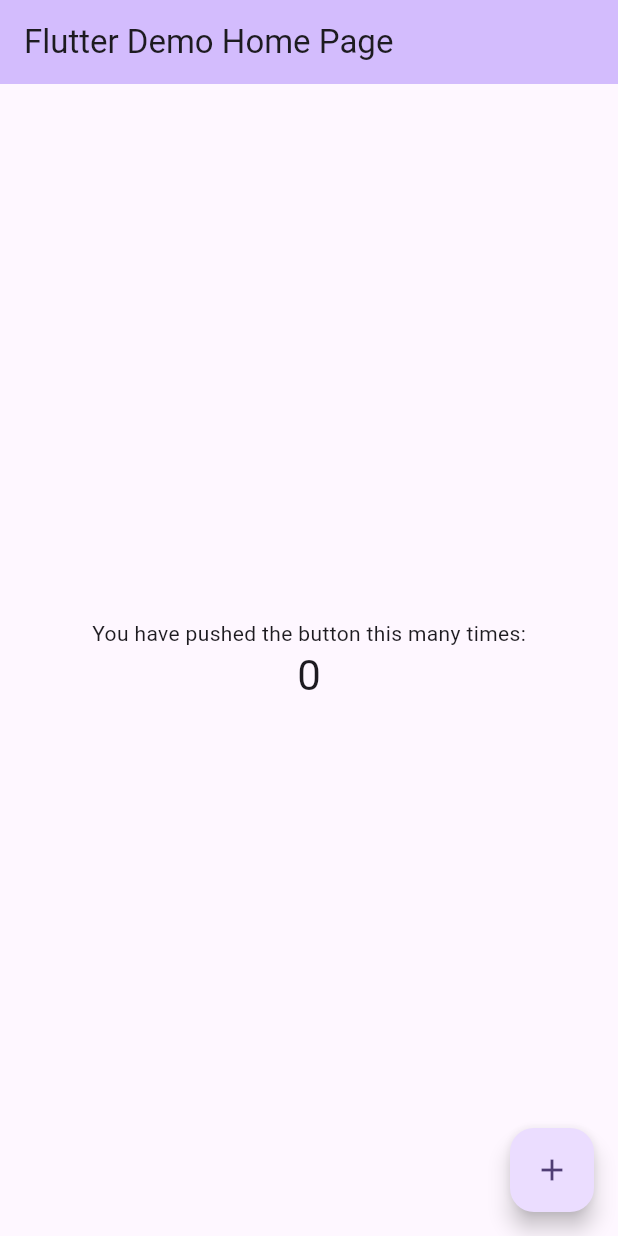
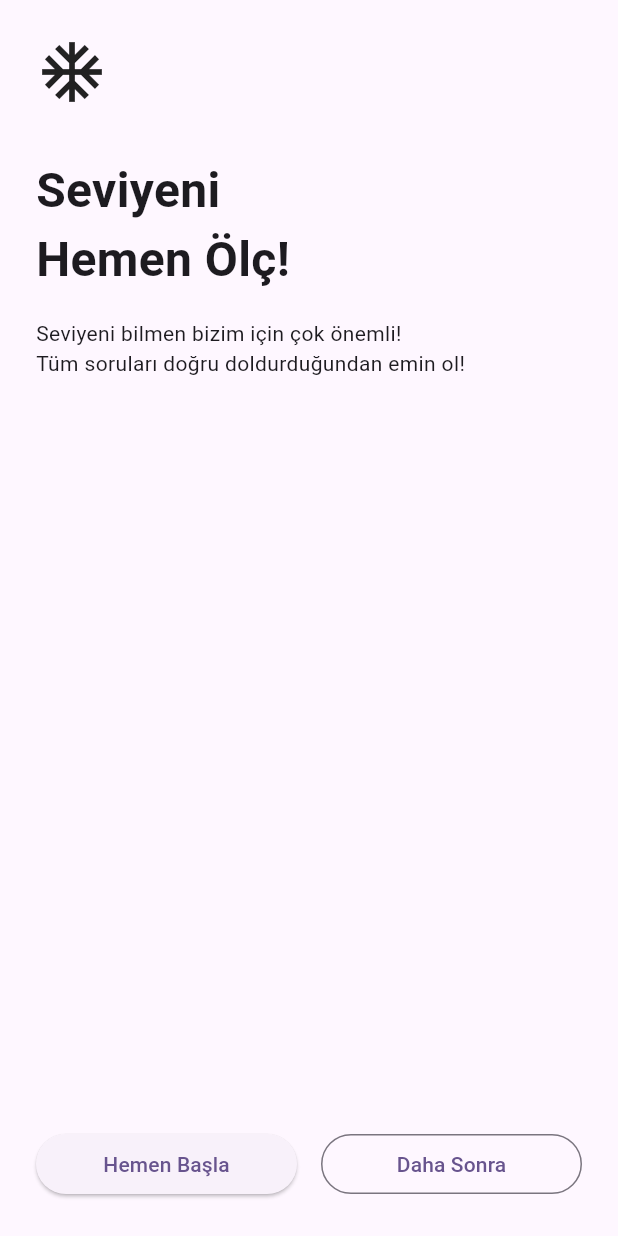
Before and after one commit to Burak-Diner/seviye, a Flutter app: the screen it shows after launch, on a phone screen of 412 x 824 dp. Run offline on Flutter 3.47's test engine with Material 3 defaults, Android fonts, the phone set to English and light mode, and no system bars.

Commit message:
Add initial screens and test logic

```diff
--- /dev/null
+++ b/lib/controllers/test_controller.dart
@@ -0,0 +1,24 @@
+import '../models/question.dart';
+import '../viewmodels/test_view_model.dart';
+
+class TestController {
+  final TestViewModel viewModel;
+
+  TestController(this.viewModel);
+
+  void next() {
+    if (viewModel.currentIndex < viewModel.questions.length - 1) {
+      viewModel.currentIndex++;
+    }
+  }
+
+  void previous() {
+    if (viewModel.currentIndex > 0) {
+      viewModel.currentIndex--;
+    }
+  }
+
+  void toggleOption(int optionIndex) {
+    viewModel.toggleSelection(optionIndex);
+  }
+}
--- a/lib/main.dart
+++ b/lib/main.dart
@@ -1,4 +1,5 @@
 import 'package:flutter/material.dart';
+import 'screens/landing_page.dart';
 
 void main() {
   runApp(const MyApp());
@@ -7,116 +8,15 @@ void main() {
 class MyApp extends StatelessWidget {
   const MyApp({super.key});
 
-  // This widget is the root of your application.
   @override
   Widget build(BuildContext context) {
     return MaterialApp(
-      title: 'Flutter Demo',
+      title: 'Seviye',
       theme: ThemeData(
-        // This is the theme of your application.
-        //
-        // TRY THIS: Try running your application with "flutter run". You'll see
-        // the application has a purple toolbar. Then, without quitting the app,
-        // try changing the seedColor in the colorScheme below to Colors.green
-        // and then invoke "hot reload" (save your changes or press the "hot
-        // reload" button in a Flutter-supported IDE, or press "r" if you used
-        // the command line to start the app).
-        //
-        // Notice that the counter didn't reset back to zero; the application
-        // state is not lost during the reload. To reset the state, use hot
-        // restart instead.
-        //
-        // This works for code too, not just values: Most code changes can be
-        // tested with just a hot reload.
         colorScheme: ColorScheme.fromSeed(seedColor: Colors.deepPurple),
+        useMaterial3: true,
       ),
-      home: const MyHomePage(title: 'Flutter Demo Home Page'),
+      home: const LandingPage(),
     );
   }
 }
-
-class MyHomePage extends StatefulWidget {
-  const MyHomePage({super.key, required this.title});
-
-  // This widget is the home page of your application. It is stateful, meaning
-  // that it has a State object (defined below) that contains fields that affect
-  // how it looks.
-
-  // This class is the configuration for the state. It holds the values (in this
-  // case the title) provided by the parent (in this case the App widget) and
-  // used by the build method of the State. Fields in a Widget subclass are
-  // always marked "final".
-
-  final String title;
-
-  @override
-  State<MyHomePage> createState() => _MyHomePageState();
-}
-
-class _MyHomePageState extends State<MyHomePage> {
-  int _counter = 0;
-
-  void _incrementCounter() {
-    setState(() {
-      // This call to setState tells the Flutter framework that something has
-      // changed in this State, which causes it to rerun the build method below
-      // so that the display can reflect the updated values. If we changed
-      // _counter without calling setState(), then the build method would not be
-      // called again, and so nothing would appear to happen.
-      _counter++;
-    });
-  }
-
-  @override
-  Widget build(BuildContext context) {
-    // This method is rerun every time setState is called, for instance as done
-    // by the _incrementCounter method above.
-    //
-    // The Flutter framework has been optimized to make rerunning build methods
-    // fast, so that you can just rebuild anything that needs updating rather
-    // than having to individually change instances of widgets.
-    return Scaffold(
-      appBar: AppBar(
-        // TRY THIS: Try changing the color here to a specific color (to
-        // Colors.amber, perhaps?) and trigger a hot reload to see the AppBar
-        // change color while the other colors stay the same.
-        backgroundColor: Theme.of(context).colorScheme.inversePrimary,
-        // Here we take the value from the MyHomePage object that was created by
-        // the App.build method, and use it to set our appbar title.
-        title: Text(widget.title),
-      ),
-      body: Center(
-        // Center is a layout widget. It takes a single child and positions it
-        // in the middle of the parent.
-        child: Column(
-          // Column is also a layout widget. It takes a list of children and
-          // arranges them vertically. By default, it sizes itself to fit its
-          // children horizontally, and tries to be as tall as its parent.
-          //
-          // Column has various properties to control how it sizes itself and
-          // how it positions its children. Here we use mainAxisAlignment to
-          // center the children vertically; the main axis here is the vertical
-          // axis because Columns are vertical (the cross axis would be
-          // horizontal).
-          //
-          // TRY THIS: Invoke "debug painting" (choose the "Toggle Debug Paint"
-          // action in the IDE, or press "p" in the console), to see the
-          // wireframe for each widget.
-          mainAxisAlignment: MainAxisAlignment.center,
-          children: <Widget>[
-            const Text('You have pushed the button this many times:'),
-            Text(
-              '$_counter',
-              style: Theme.of(context).textTheme.headlineMedium,
-            ),
-          ],
-        ),
-      ),
-      floatingActionButton: FloatingActionButton(
-        onPressed: _incrementCounter,
-        tooltip: 'Increment',
-        child: const Icon(Icons.add),
-      ), // This trailing comma makes auto-formatting nicer for build methods.
-    );
-  }
-}
--- /dev/null
+++ b/lib/models/question.dart
@@ -0,0 +1,5 @@
+class Question {
+  final String text;
+  final List<String> options;
+  const Question({required this.text, required this.options});
+}
--- /dev/null
+++ b/lib/screens/landing_page.dart
@@ -0,0 +1,82 @@
+import 'package:flutter/material.dart';
+import 'home_page.dart';
+import 'test_page.dart';
+import '../models/question.dart';
+import '../viewmodels/test_view_model.dart';
+import '../controllers/test_controller.dart';
+
+class LandingPage extends StatelessWidget {
+  const LandingPage({super.key});
+
+  @override
+  Widget build(BuildContext context) {
+    return Scaffold(
+      body: Padding(
+        padding: const EdgeInsets.all(24),
+        child: Column(
+          crossAxisAlignment: CrossAxisAlignment.start,
+          children: [
+            Row(
+              children: [
+                const Icon(Icons.ac_unit, size: 48), // placeholder logo
+              ],
+            ),
+            const SizedBox(height: 32),
+            const Text(
+              'Seviyeni\nHemen Ölç!',
+              style: TextStyle(fontSize: 32, fontWeight: FontWeight.bold),
+            ),
+            const SizedBox(height: 16),
+            const Text(
+              'Seviyeni bilmen bizim için çok önemli!\nTüm soruları doğru doldurduğundan emin ol!',
+            ),
+            const Spacer(),
+            Row(
+              children: [
+                Expanded(
+                  child: ElevatedButton(
+                    onPressed: () async {
+                      final questions = List.generate(
+                        10,
+                        (index) => const Question(
+                          text: 'Teniste aşağıdakilerden hangi seviyedesin?',
+                          options: ['Başlangıç', 'Orta', 'Orta/Üst', 'İleri'],
+                        ),
+                      );
+                      final vm = TestViewModel(questions);
+                      final controller = TestController(vm);
+                      final score = await Navigator.of(context).push<double>(
+                        MaterialPageRoute(
+                          builder: (_) => TestPage(controller: controller),
+                        ),
+                      );
+                      if (context.mounted && score != null) {
+                        Navigator.of(context).pushReplacement(
+                          MaterialPageRoute(
+                            builder: (_) => HomePage(initialScore: score),
+                          ),
+                        );
+                      }
+                    },
+                    child: const Text('Hemen Başla'),
+                  ),
+                ),
+                const SizedBox(width: 16),
+                Expanded(
+                  child: OutlinedButton(
+                    onPressed: () {
+                      Navigator.of(context).pushReplacement(
+                        MaterialPageRoute(builder: (_) => const HomePage()),
+                      );
+                    },
+                    child: const Text('Daha Sonra'),
+                  ),
+                ),
+              ],
+            ),
+          ],
+        ),
+      ),
+    );
+  }
+}
```
Also changed, not shown: lib/screens/home_page.dart (added, +48 -0 lines), lib/screens/test_page.dart (added, +99 -0 lines), lib/viewmodels/test_view_model.dart (added, +39 -0 lines).
